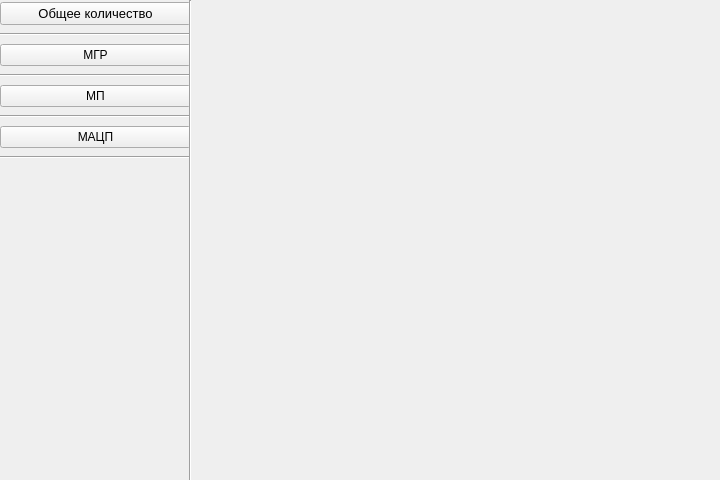
Qt form interface.ui (Ravil1806/Super_workshop) before a commit.
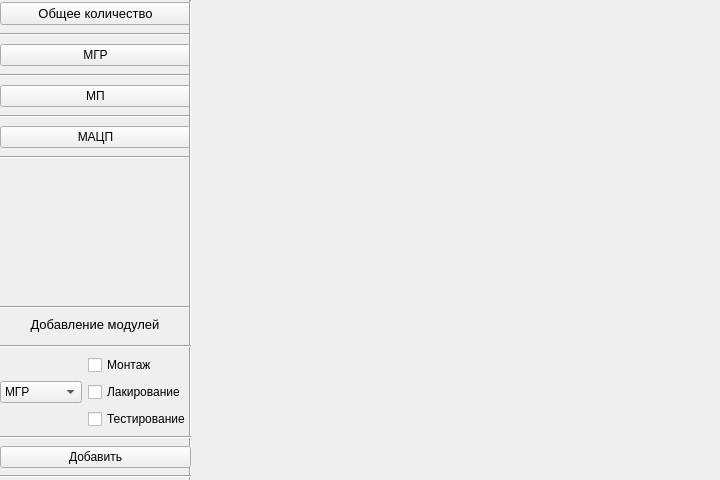
The same form after that commit.

Patch:
```diff
--- a/interface.ui
+++ b/interface.ui
@@ -116,6 +116,112 @@
    <widget class="QWidget" name="mp_modules"/>
    <widget class="QWidget" name="macp_modules"/>
   </widget>
+  <widget class="QWidget" name="gridLayoutWidget">
+   <property name="geometry">
+    <rect>
+     <x>0</x>
+     <y>344</y>
+     <width>191</width>
+     <height>141</height>
+    </rect>
+   </property>
+   <layout class="QGridLayout" name="addinggridLayout">
+    <item row="1" column="1">
+     <widget class="QCheckBox" name="checkBox">
+      <property name="text">
+       <string>Монтаж</string>
+      </property>
+     </widget>
+    </item>
+    <item row="5" column="0" colspan="2">
+     <widget class="QPushButton" name="add">
+      <property name="text">
+       <string>Добавить</string>
+      </property>
+     </widget>
+    </item>
+    <item row="4" column="0" colspan="2">
+     <widget class="Line" name="line">
+      <property name="orientation">
+       <enum>Qt::Horizontal</enum>
+      </property>
+     </widget>
+    </item>
+    <item row="0" column="0" colspan="2">
+     <widget class="Line" name="line_5">
+      <property name="orientation">
+       <enum>Qt::Horizontal</enum>
+      </property>
+     </widget>
+    </item>
+    <item row="6" column="0" colspan="2">
+     <widget class="Line" name="line_2">
+      <property name="orientation">
+       <enum>Qt::Horizontal</enum>
+      </property>
+     </widget>
+    </item>
+    <item row="2" column="1">
+     <widget class="QCheckBox" name="checkBox_2">
+      <property name="text">
+       <string>Лакирование</string>
+      </property>
+     </widget>
+    </item>
+    <item row="3" column="1">
+     <widget class="QCheckBox" name="checkBox_3">
+      <property name="text">
+       <string>Тестирование</string>
+      </property>
+     </widget>
+    </item>
+    <item row="1" column="0" rowspan="3">
+     <widget class="QComboBox" name="choose">
+      <item>
+       <property name="text">
+        <string>МГР</string>
+       </property>
+      </item>
+      <item>
+       <property name="text">
+        <string>МП</string>
+       </property>
+      </item>
+      <item>
+       <property name="text">
+        <string>МАЦП</string>
+       </property>
+      </item>
+     </widget>
+    </item>
+   </layout>
+  </widget>
+  <widget class="QLabel" name="adding_label">
+   <property name="geometry">
+    <rect>
+     <x>0</x>
+     <y>310</y>
+     <width>190</width>
+     <height>30</height>
+    </rect>
+   </property>
+   <property name="text">
+    <string>&lt;html&gt;&lt;head/&gt;&lt;body&gt;&lt;p align=&quot;center&quot;&gt;&lt;span style=&quot; font-size:10pt;&quot;&gt;Добавление модулей&lt;/span&gt;&lt;/p&gt;&lt;/body&gt;&lt;/html&gt;</string>
+   </property>
+  </widget>
+  <widget class="Line" name="line_6">
+   <property name="geometry">
+    <rect>
+     <x>0</x>
+     <y>300</y>
+     <width>190</width>
+     <height>15</height>
+    </rect>
+   </property>
+   <property name="orientation">
+    <enum>Qt::Horizontal</enum>
+   </property>
+  </widget>
  </widget>
  <resources/>
  <connections/>
```
